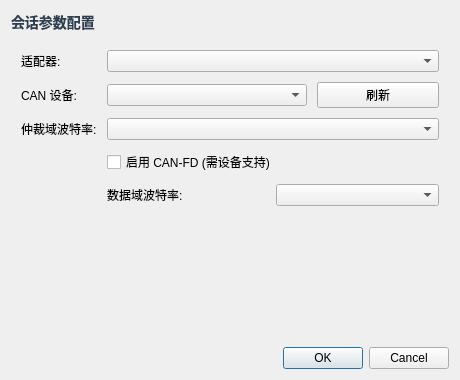
greyskysoul/QCanAnalyzer, file ui/sessionconfigdialog.ui: the form before one commit.
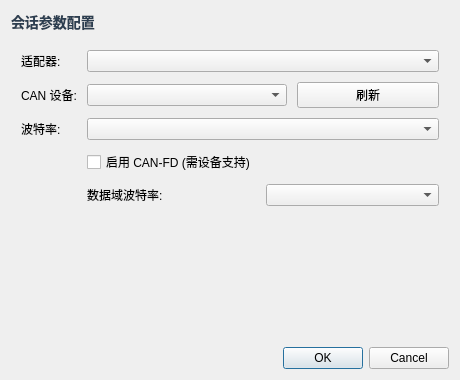
The form after the commit.

```diff
--- a/ui/sessionconfigdialog.ui
+++ b/ui/sessionconfigdialog.ui
@@ -94,7 +94,7 @@
      <item row="2" column="0">
       <widget class="QLabel" name="baudLabel">
        <property name="text">
-        <string>仲裁域波特率:</string>
+        <string>波特率:</string>
        </property>
       </widget>
      </item>
```
